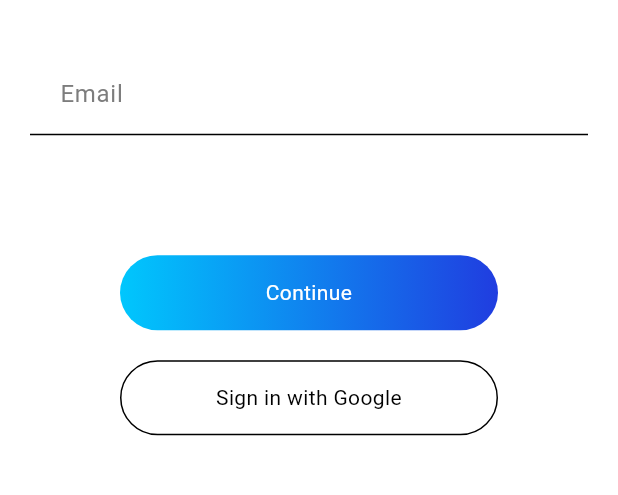
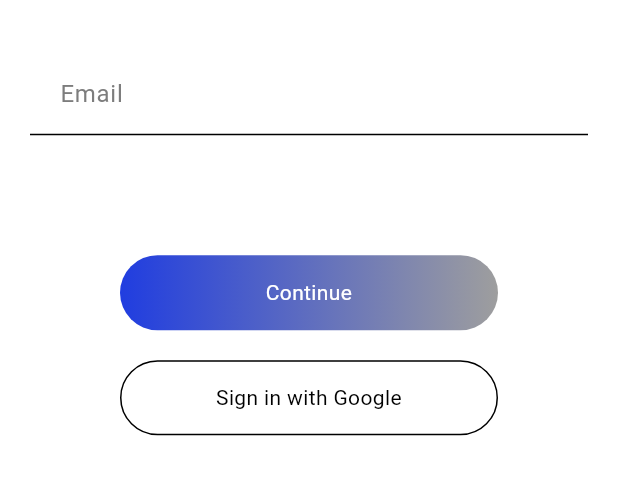
Before and after one commit to DisNetDev/fishroom, a Flutter app: the screen it shows after launch, on a phone screen of 412 x 824 dp, the part 536-1031 px from its top. Run offline on Flutter 3.47's test engine with Material 3 defaults, Android fonts, the phone set to English and light mode, and no system bars; drawn by our look-alikes of toastification; our stand-ins replace cached_network_image, fl_chart, flutter_bloc, flutter_dotenv, flutter_image_compress, flutter_secure_storage and 12 more; accounts and stored records are empty.

Commit message:
adjusted theming

```diff
--- a/lib/core/constants.dart
+++ b/lib/core/constants.dart
@@ -1,3 +1,4 @@
+import 'package:flutter/material.dart';
 import 'package:skeletonizer/skeletonizer.dart';
 
 const TextStyle kHintTextStyle =
@@ -25,7 +26,7 @@ const Color kSecondaryColor = Color.fromARGB(255, 32, 61, 224);
 const LinearGradient kPrimaryGradient = LinearGradient(
   begin: Alignment.centerLeft,
   end: Alignment.centerRight,
-  colors: [kPrimaryColor, kSecondaryColor],
+  colors: [kSecondaryColor, Colors.grey],
 );
 
 const LinearGradient kDisabledGradient = LinearGradient(
--- a/lib/features/tank_inhabitants/widgets/inhabitant_details.dart
+++ b/lib/features/tank_inhabitants/widgets/inhabitant_details.dart
@@ -79,6 +79,8 @@ class _InhabitantDetailsState extends State<InhabitantDetails> {
                   valueSelected: (value) {
                     setState(() => numberOfInhabitants = value.toInt());
                   })),
+          Gap(10),
+          Text("Set to 0 to remove", style: kDateTimeTextStyle),
           Expanded(child: Container()),
           CustomButton(
               text: widget.inhabitant.count == 0 ? "Add" : "Update",
```
